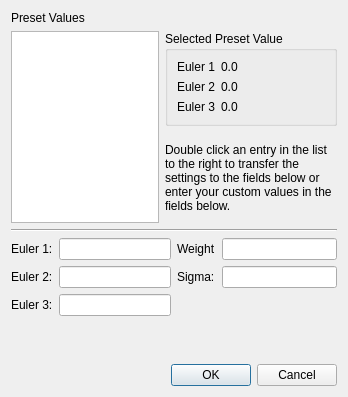
Before: the Qt Designer form Source/Applications/StatsGenerator/UI_Files/TextureDialog.ui in BlueQuartzSoftware/DREAM3D, drawn with Qt 5.
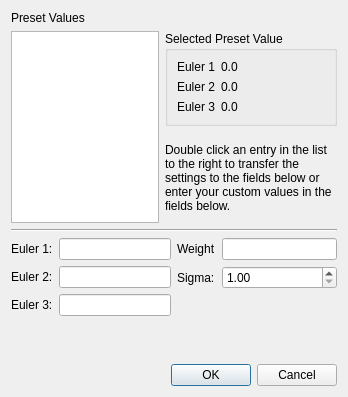
After: the same form once the commit is applied.

Commit message: Fixing issue where the GUI would allow the user to input values less than 1.0 for sigma

```diff
--- a/Source/Applications/StatsGenerator/UI_Files/TextureDialog.ui
+++ b/Source/Applications/StatsGenerator/UI_Files/TextureDialog.ui
@@ -155,7 +155,17 @@
         </widget>
        </item>
        <item row="1" column="1">
-        <widget class="QLineEdit" name="sigma"/>
+        <widget class="QDoubleSpinBox" name="sigma">
+         <property name="minimum">
+          <double>1.000000000000000</double>
+         </property>
+         <property name="maximum">
+          <double>999999999.990000009536743</double>
+         </property>
+         <property name="singleStep">
+          <double>0.250000000000000</double>
+         </property>
+        </widget>
        </item>
       </layout>
      </item>
```
The commit also changes 5 other files.
